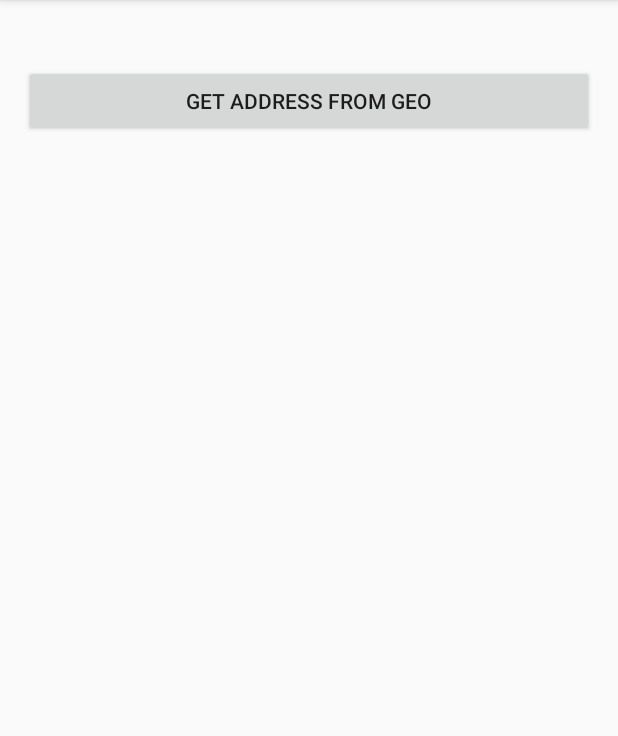
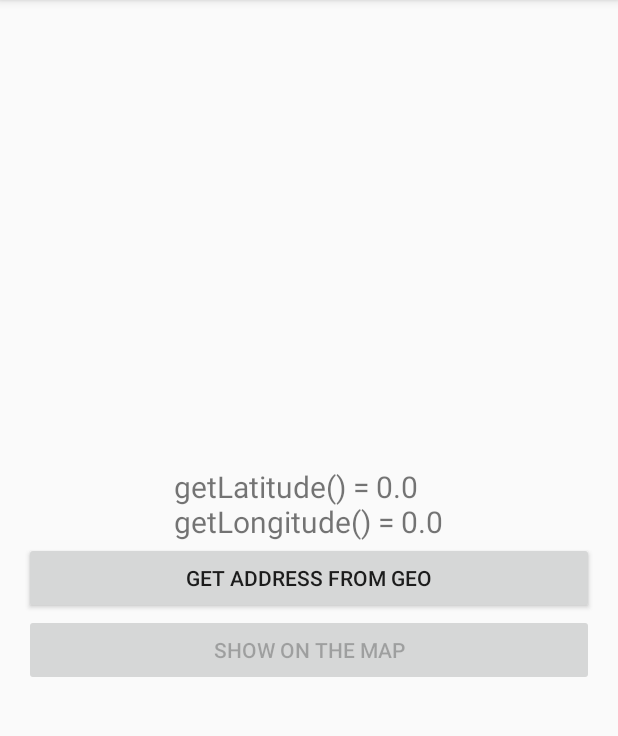
Before and after one commit to zhdanov-ek/geoDemo, an Android app: the screen it shows after launch (MainActivity), after a tap on "GET ADDRESS FROM GEO", on a phone screen of 412 x 824 dp, the part 84-820 px from its top. Run offline under Robolectric (Android 15) with nearby library versions, the phone set to English and light mode, and no system bars; 3 statements that could not run were skipped.

```diff
--- a/app/build.gradle
+++ b/app/build.gradle
@@ -6,7 +6,7 @@ android {
     defaultConfig {
         applicationId "com.example.gek.geodemo"
         minSdkVersion 15
-        targetSdkVersion 23
+        targetSdkVersion 21
         versionCode 1
         versionName "1.0"
         testInstrumentationRunner "android.support.test.runner.AndroidJUnitRunner"
@@ -24,6 +24,7 @@ dependencies {
     androidTestCompile('com.android.support.test.espresso:espresso-core:2.2.2', {
         exclude group: 'com.android.support', module: 'support-annotations'
     })
-    compile 'com.android.support:appcompat-v7:23.4.0'
+    compile 'com.android.support:appcompat-v7:23.2.0'
+    compile 'com.google.android.gms:play-services-maps:10.2.0'
     testCompile 'junit:junit:4.12'
 }
--- a/app/src/main/java/com/example/gek/geodemo/MainActivity.java
+++ b/app/src/main/java/com/example/gek/geodemo/MainActivity.java
@@ -1,22 +1,21 @@
 package com.example.gek.geodemo;
 
-import android.content.Context;
+import android.content.Intent;
 import android.location.Criteria;
 import android.location.Location;
 import android.location.LocationManager;
-import android.net.ConnectivityManager;
-import android.net.NetworkInfo;
 import android.support.v7.app.AppCompatActivity;
 import android.os.Bundle;
 import android.view.View;
 import android.widget.Button;
 import android.widget.TextView;
 
-import java.util.concurrent.ExecutionException;
+import com.google.android.gms.maps.model.LatLng;
 
 public class MainActivity extends AppCompatActivity implements View.OnClickListener{
-    TextView tvInfo;
-    Button btnGetAddress;
+    private TextView tvInfo;
+    private Button btnGetAddress, btnShowMap;
+    private LatLng position;
 
 
     @Override
@@ -27,6 +26,8 @@ public class MainActivity extends AppCompatActivity implements View.OnClickListe
         tvInfo = (TextView)findViewById(R.id.tvInfo);
         btnGetAddress = (Button) findViewById(R.id.btnGetAddress);
         btnGetAddress.setOnClickListener(this);
+        btnShowMap = (Button) findViewById(R.id.btnShowMap);
+        btnShowMap.setOnClickListener(this);
     }
 
     @Override
@@ -34,19 +35,23 @@ public class MainActivity extends AppCompatActivity implements View.OnClickListe
         switch (v.getId()){
             case R.id.btnGetAddress:
                 tvInfo.setText(locationInfo());
-                CityAsyncTask cst = new CityAsyncTask(this, 49.4294499, 32.0075313);
-                cst.execute();
-                String lo = null;
-                try {
-                    lo = cst.get().toString();
-                } catch (InterruptedException e) {
-                    // TODO Auto-generated catch block
-                    e.printStackTrace();
-                } catch (ExecutionException e) {
-                    // TODO Auto-generated catch block
-                    e.printStackTrace();
-                }
-
+//                CityAsyncTask cst = new CityAsyncTask(this, 49.4294499, 32.0075313);
+//                cst.execute();
+//                String lo = null;
+//                try {
+//                    lo = cst.get().toString();
+//                } catch (InterruptedException e) {
+//                    // TODO Auto-generated catch block
+//                    e.printStackTrace();
+//                } catch (ExecutionException e) {
+//                    // TODO Auto-generated catch block
+//                    e.printStackTrace();
+//                }
+                break;
+            case R.id.btnShowMap:
+                Intent showMap = new Intent(getBaseContext(), MapsActivity.class);
+                showMap.putExtra("position", position);
+                startActivity(showMap);
             default:
                 break;
         }
@@ -56,15 +61,29 @@ public class MainActivity extends AppCompatActivity implements View.OnClickListe
     /** Получаем инфу с системного сервиса о гео-локации */
     public String locationInfo(){
         String s = "";
+        double latitude;
+        double longitude;
+        position = null;
         LocationManager locationManager = (LocationManager) getSystemService(LOCATION_SERVICE);
         Criteria criteria = new Criteria();
         String bestProvider = locationManager.getBestProvider(criteria, true);
+        // тут надо проверить разрешение на получение координат прежде чем пробовать получать их
+        // или не ставить таржет СДК 23
         Location location = locationManager.getLastKnownLocation(bestProvider);
         // Определяем широту и долготу
-        s += "getLatitude() = " + location.getLatitude();
-        s += "getLongitude() = " + location.getLongitude();
+        latitude = location.getLatitude();
+        longitude = location.getLongitude();
+        s += "getLatitude() = " + latitude;
+        s += "\ngetLongitude() = " + longitude;
         // Высота над уровнем моря
-        s += "getAltitude() = " + location.getAltitude();
+        s += "\ngetAltitude() = " + location.getAltitude();
+
+        if (latitude != 0) {
+            position = new LatLng(latitude, longitude);
+            btnShowMap.setEnabled(true);
+        } else {
+            btnShowMap.setEnabled(false);
+        }
 
         return s;
     }
--- a/app/src/main/res/layout/activity_main.xml
+++ b/app/src/main/res/layout/activity_main.xml
@@ -2,9 +2,10 @@
 <LinearLayout xmlns:android="http://schemas.android.com/apk/res/android"
     xmlns:tools="http://schemas.android.com/tools"
     android:id="@+id/activity_main"
-    android:orientation="vertical"
     android:layout_width="match_parent"
     android:layout_height="match_parent"
+    android:orientation="vertical"
+    android:gravity="center"
     android:paddingBottom="@dimen/activity_vertical_margin"
     android:paddingLeft="@dimen/activity_horizontal_margin"
     android:paddingRight="@dimen/activity_horizontal_margin"
@@ -12,15 +13,23 @@
     tools:context="com.example.gek.geodemo.MainActivity">
 
     <TextView
+        android:id="@+id/tvInfo"
         android:layout_width="wrap_content"
         android:layout_height="wrap_content"
         android:text="@string/info"
-        android:id="@+id/tvInfo"
         android:textSize="20sp" />
 
     <Button
-        android:text="@string/get_address"
+        android:id="@+id/btnGetAddress"
         android:layout_width="match_parent"
         android:layout_height="wrap_content"
-        android:id="@+id/btnGetAddress"/>
+        android:text="@string/get_address" />
+
+
+    <Button
+        android:id="@+id/btnShowMap"
+        android:layout_width="match_parent"
+        android:layout_height="wrap_content"
+        android:text="@string/show_map"
+        android:enabled="false"/>
 </LinearLayout>
--- a/app/src/main/res/values/strings.xml
+++ b/app/src/main/res/values/strings.xml
@@ -2,4 +2,6 @@
     <string name="app_name">geoDemo</string>
     <string name="info">Info</string>
     <string name="get_address">Get address from GEO</string>
+    <string name="show_map">Show on the map</string>
+    <string name="title_activity_maps">Map</string>
 </resources>
--- a/build.gradle
+++ b/build.gradle
@@ -5,7 +5,7 @@ buildscript {
         jcenter()
     }
     dependencies {
-        classpath 'com.android.tools.build:gradle:2.2.0'
+        classpath 'com.android.tools.build:gradle:2.2.3'
 
         // NOTE: Do not place your application dependencies here; they belong
         // in the individual module build.gradle files
```
Also changed, not shown: app/src/debug/res/values/google_maps_api.xml (added, +21 -0 lines), app/src/main/AndroidManifest.xml (+18 -0 lines), app/src/main/java/com/example/gek/geodemo/MapsActivity.java (added, +188 -0 lines), app/src/main/res/drawable/ic_car.xml (added, +9 -0 lines), app/src/main/res/drawable/ic_pizza_map.xml (added, +9 -0 lines), app/src/main/res/layout/activity_maps.xml (added, +33 -0 lines), 1 other file.
